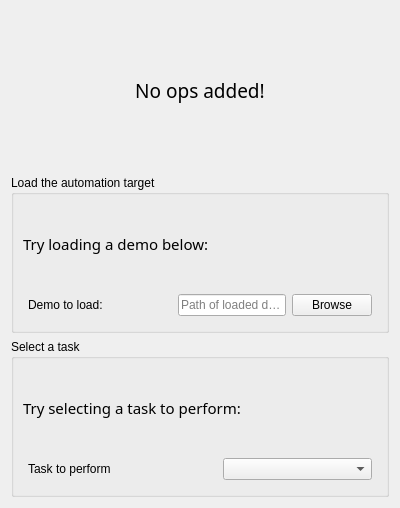
First picture: the form in isu/ui/noop.ui, repository clpi/isut, before the edit.
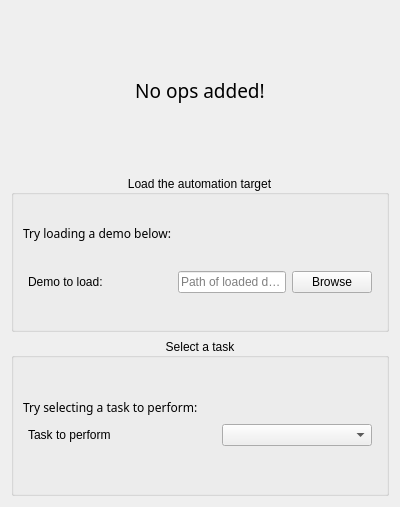
Second picture: the form after the edit.

What changed in the file:
```diff
--- a/isu/ui/noop.ui
+++ b/isu/ui/noop.ui
@@ -7,7 +7,7 @@
     <x>0</x>
     <y>0</y>
     <width>400</width>
-    <height>508</height>
+    <height>507</height>
    </rect>
   </property>
   <property name="windowTitle">
@@ -39,11 +39,17 @@
      <property name="title">
       <string>Load the automation target</string>
      </property>
+     <property name="alignment">
+      <set>Qt::AlignCenter</set>
+     </property>
      <layout class="QVBoxLayout" name="verticalLayout_3">
+      <property name="spacing">
+       <number>3</number>
+      </property>
       <item>
        <widget class="QLabel" name="label_2">
         <property name="sizePolicy">
-         <sizepolicy hsizetype="Preferred" vsizetype="Minimum">
+         <sizepolicy hsizetype="Preferred" vsizetype="Maximum">
           <horstretch>0</horstretch>
           <verstretch>0</verstretch>
          </sizepolicy>
@@ -51,7 +57,7 @@
         <property name="font">
          <font>
           <family>Segoe Fluent Icons</family>
-          <pointsize>11</pointsize>
+          <pointsize>9</pointsize>
          </font>
         </property>
         <property name="text">
@@ -120,13 +126,19 @@
      <property name="title">
       <string>Select a task</string>
      </property>
+     <property name="alignment">
+      <set>Qt::AlignCenter</set>
+     </property>
      <layout class="QVBoxLayout" name="verticalLayout_6">
+      <property name="spacing">
+       <number>3</number>
+      </property>
       <item>
        <layout class="QVBoxLayout" name="verticalLayout_5">
         <item>
          <widget class="QLabel" name="label_5">
           <property name="sizePolicy">
-           <sizepolicy hsizetype="Preferred" vsizetype="Minimum">
+           <sizepolicy hsizetype="Preferred" vsizetype="Maximum">
             <horstretch>0</horstretch>
             <verstretch>0</verstretch>
            </sizepolicy>
@@ -134,7 +146,8 @@
           <property name="font">
            <font>
             <family>Segoe Fluent Icons</family>
-            <pointsize>11</pointsize>
+            <pointsize>9</pointsize>
+            <italic>false</italic>
            </font>
           </property>
           <property name="text">
```
